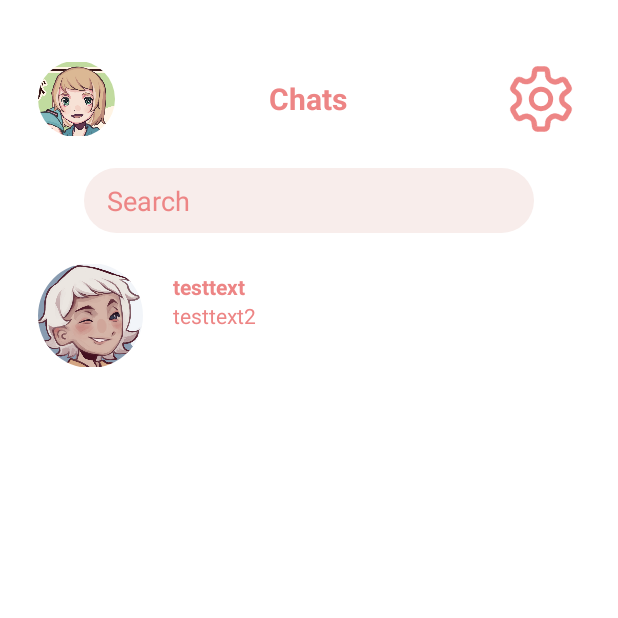
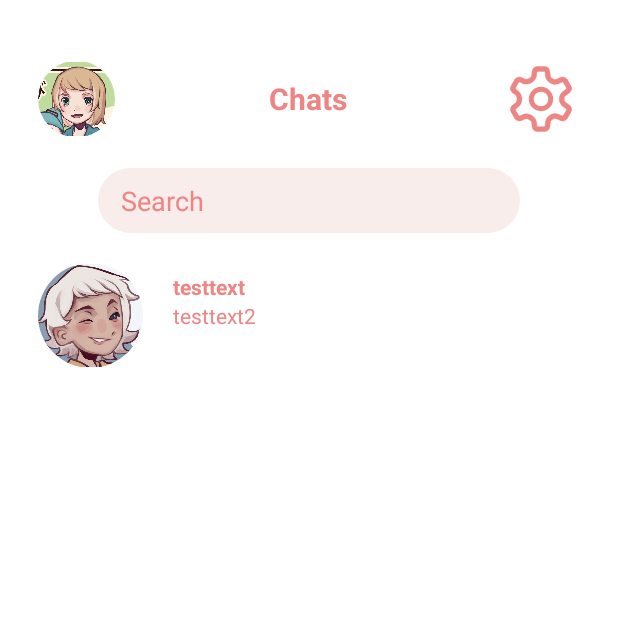
Before and after one commit to qoeru/Character-Chat, an Android app: the screen it shows after launch (MainActivity), on a phone screen of 412 x 824 dp, the top half of it. Run offline under Robolectric (Android 15) with nearby library versions, the phone set to English and light mode, and no system bars.

Commit message:
little fixes in xml

```diff
--- a/app/src/main/res/layout/activity_main.xml
+++ b/app/src/main/res/layout/activity_main.xml
@@ -61,12 +61,12 @@
 
     <!--search-->
     <EditText
-        android:layout_width="300dp"
+        android:layout_width="match_parent"
         android:layout_height="0dp"
         android:layout_weight="0.5"
         android:hint="Search"
         android:paddingLeft="15dp"
-        android:layout_gravity="center"
+
         android:layout_marginVertical="20dp"
         android:layout_marginHorizontal="40dp"
         android:textColorHint="@color/pink"
```
